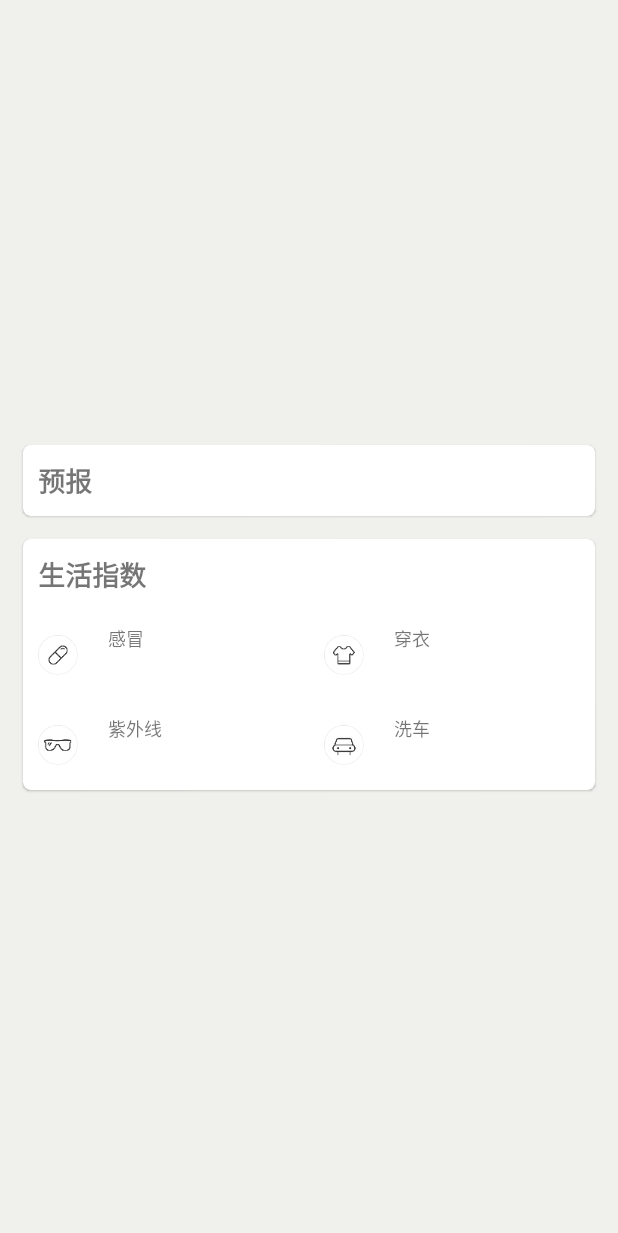
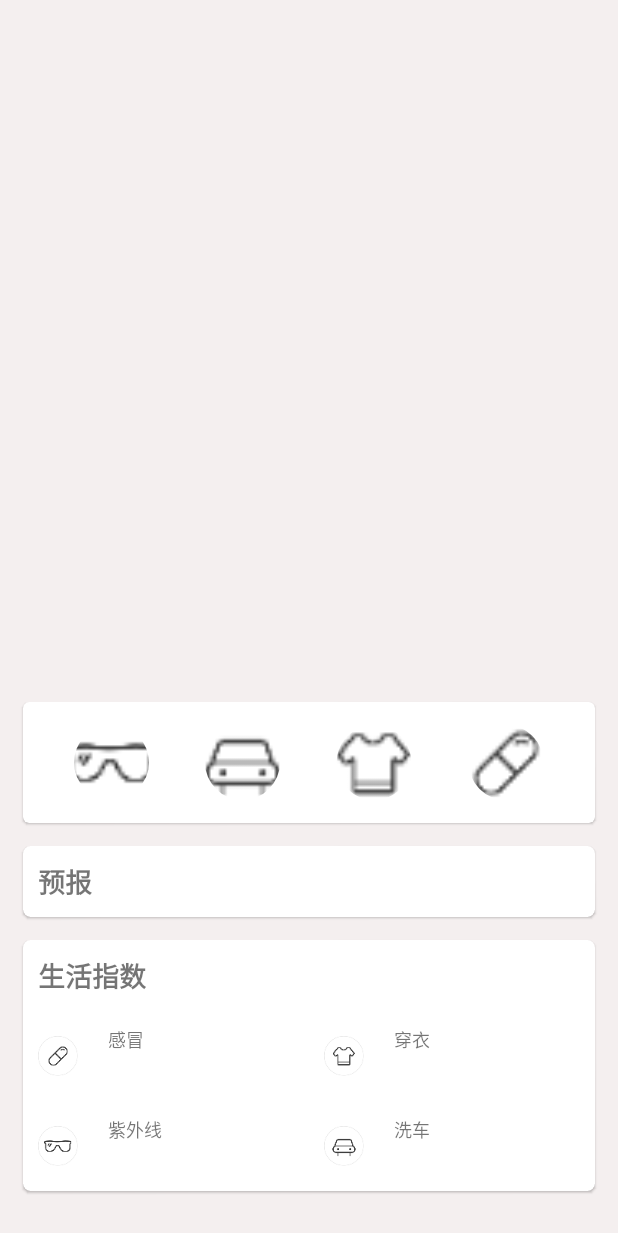
Before and after one commit to lizibeyond/SweetWeather, an Android app: the fragment SweetForecastFragment placed in its activity, on a phone screen of 412 x 824 dp. Shown: the top 1233 px of the screen. Run offline under Robolectric (Android 15) with nearby library versions, the phone set to English and light mode, and no system bars; our stand-ins replace CircleImageView; 2 statements that could not run were skipped.

Commit message:
添加纸娃娃webview修改启动方式

```diff
--- a/app/src/main/java/com/example/sweetweather/base/BaseActivity.kt
+++ b/app/src/main/java/com/example/sweetweather/base/BaseActivity.kt
@@ -10,7 +10,6 @@ import androidx.core.view.ViewCompat
 import androidx.core.view.WindowInsetsCompat
 
 open class BaseActivity : AppCompatActivity() {
-
     override fun onCreate(savedInstanceState: Bundle?) {
         //安卓28以上版本挖孔屏,适配全屏
         if (Build.VERSION.SDK_INT >= 28) {
--- a/app/src/main/java/com/example/sweetweather/consts/SweetUrlConsts.java
+++ b/app/src/main/java/com/example/sweetweather/consts/SweetUrlConsts.java
@@ -15,5 +15,5 @@ public class SweetUrlConsts {
     /**彩云天气URL**/
     public static final String CAIYUNCITYAXISURL = "https://api.caiyunapp.com/v2.5";
 
-
+    public static final String PAPERDOLLSURL = "https://mxd.dvg.cn/zhiwawa/";
 }
--- a/app/src/main/java/com/example/sweetweather/ui/sweetweather/WeatherAdapter.kt
+++ b/app/src/main/java/com/example/sweetweather/ui/sweetweather/WeatherAdapter.kt
@@ -5,15 +5,17 @@ import androidx.fragment.app.FragmentActivity
 import androidx.viewpager2.adapter.FragmentStateAdapter
 import com.example.sweetweather.ui.sweetweather.cubefragment.CubeFragment
 import com.example.sweetweather.ui.sweetweather.foreecastfragment.SweetForecastFragment
+import com.example.sweetweather.ui.sweetweather.paperdollsfragment.PaperDollsFragment
 import com.example.sweetweather.ui.sweetweather.weatherfragment.SweetWeatherFragment
 
 class WeatherAdapter(fa: FragmentActivity) : FragmentStateAdapter(fa) {
-    override fun getItemCount(): Int = 3
+    override fun getItemCount(): Int = 4
 
     override fun createFragment(position: Int): Fragment = when(position){
         0 -> SweetWeatherFragment()
         1 -> SweetForecastFragment()
-        2 -> CubeFragment()
+        2 -> PaperDollsFragment()
+        3 -> CubeFragment()
         else -> {
             SweetWeatherFragment()
         }
--- a/app/src/main/java/com/example/sweetweather/ui/sweetweather/WeatherRepository.kt
+++ b/app/src/main/java/com/example/sweetweather/ui/sweetweather/WeatherRepository.kt
@@ -57,4 +57,5 @@ object WeatherRepository {
         }))
         return liveData
     }
+
 }
--- a/app/src/main/java/com/example/sweetweather/ui/sweetweather/foreecastfragment/SweetForecastFragment.kt
+++ b/app/src/main/java/com/example/sweetweather/ui/sweetweather/foreecastfragment/SweetForecastFragment.kt
@@ -13,6 +13,7 @@ import com.example.sweetweather.R
 import com.example.sweetweather.log.SweetLog
 import com.example.sweetweather.model.getSky
 import com.example.sweetweather.ui.sweetweather.SweetWeatherActivity
+import de.hdodenhof.circleimageview.CircleImageView
 import java.text.SimpleDateFormat
 import java.util.Locale
 
@@ -20,7 +21,7 @@ import java.util.Locale
 class SweetForecastFragment : Fragment() {
     private val viewModel by lazy { ViewModelProvider(this)[ForecastFragmentViewModel::class.java] }
     private lateinit var weatherActivity: SweetWeatherActivity
-
+    private lateinit var paperDollsImg : CircleImageView
     override fun onCreateView(
         inflater: LayoutInflater,
         container: ViewGroup?,
@@ -33,10 +34,15 @@ class SweetForecastFragment : Fragment() {
         super.onViewCreated(view, savedInstanceState)
 
         val forecastFramelayout: LinearLayout = view.findViewById(R.id.forecast_linearlayout)
+        paperDollsImg = view.findViewById(R.id.paperdolls_btn)
+
 
         if (activity != null) {
             weatherActivity = activity as SweetWeatherActivity
             viewModel.getDailys(weatherActivity.cityAxis)
+
+            paperDollsImg.setOnClickListener {
+            }
 
             viewModel.dailys.observe(viewLifecycleOwner) {
                 val dailySize = it.result.daily.skycon.size
@@ -53,7 +59,7 @@ class SweetForecastFragment : Fragment() {
 
                     SweetLog.d(date.toString())
                     val temperature =
-                        dailys.temperature[i].min + " ~ " + dailys.temperature[i].max
+                        dailys.temperature[i].min.toInt().toString() + " ~ " + dailys.temperature[i].max.toInt() + " ℃"
                     view.findViewById<TextView>(R.id.forecast_temperature).text = temperature
 
                     view.findViewById<TextView>(R.id.forecast_date).text = date.toString()
@@ -84,4 +90,5 @@ class SweetForecastFragment : Fragment() {
         super.onResume()
         viewModel.getDailys(weatherActivity.cityAxis)
     }
+
 }
--- a/app/src/main/res/layout/forecast_item.xml
+++ b/app/src/main/res/layout/forecast_item.xml
@@ -25,6 +25,8 @@
         android:id="@+id/forecast_temperature"
         android:layout_weight="3"
         android:layout_width="0dp"
-        android:layout_height="wrap_content"/>
+        android:layout_height="wrap_content"
+        android:gravity="end"
+        android:paddingEnd="10dp" />
 
 </LinearLayout>
--- a/app/src/main/res/layout/fragment_wether_forecast_life.xml
+++ b/app/src/main/res/layout/fragment_wether_forecast_life.xml
@@ -4,7 +4,48 @@
     android:layout_height="match_parent"
     android:gravity="center"
     android:orientation="vertical"
-    android:background="#f0f0ed">
+    android:background="#F4EFEF">
+
+    <TextView
+        android:layout_weight="1"
+        android:layout_width="match_parent"
+        android:layout_height="0dp"/>
+
+    <com.google.android.material.card.MaterialCardView
+        android:layout_width="match_parent"
+        android:layout_height="wrap_content"
+        android:layout_marginLeft="15dp"
+        android:layout_marginRight="15dp">
+        <LinearLayout
+            android:layout_width="match_parent"
+            android:layout_height="wrap_content"
+            android:padding="15dp"
+            android:orientation="horizontal">
+            <de.hdodenhof.circleimageview.CircleImageView
+                android:id="@+id/paperdolls_btn"
+                android:layout_weight="1"
+                android:layout_width="0dp"
+                android:layout_height="50dp"
+                android:src="@drawable/ic_ultraviolet"/>
+            <de.hdodenhof.circleimageview.CircleImageView
+                android:id="@+id/cube_btn"
+                android:layout_weight="1"
+                android:layout_width="0dp"
+                android:layout_height="50dp"
+                android:src="@drawable/ic_carwashing"/>
+            <de.hdodenhof.circleimageview.CircleImageView
+                android:layout_weight="1"
+                android:layout_width="0dp"
+                android:layout_height="50dp"
+                android:src="@drawable/ic_dressing"/>
+            <de.hdodenhof.circleimageview.CircleImageView
+                android:layout_weight="1"
+                android:layout_width="0dp"
+                android:layout_height="50dp"
+                android:src="@drawable/ic_coldrisk"/>
+
+        </LinearLayout>
+    </com.google.android.material.card.MaterialCardView>
 
     <include layout="@layout/forecast"/>
 
--- a/app/src/main/res/layout/life.xml
+++ b/app/src/main/res/layout/life.xml
@@ -3,7 +3,10 @@
     xmlns:app="http://schemas.android.com/apk/res-auto"
     android:layout_width="match_parent"
     android:layout_height="wrap_content"
-    android:layout_margin="15dp"
+    android:layout_marginLeft="15dp"
+    android:layout_marginRight="15dp"
+    android:layout_marginTop="15dp"
+    android:layout_marginBottom="30dp"
     app:cardCornerRadius="5dp">
 
     <LinearLayout
```
Also changed, not shown: app/build.gradle (+7 -0 lines), app/src/main/AndroidManifest.xml (+21 -7 lines), app/src/main/java/com/example/sweetweather/application/BaseApplication.kt (+19 -0 lines), app/src/main/java/com/example/sweetweather/dao/SweetSave.java (+17 -0 lines), app/src/main/java/com/example/sweetweather/model/Dailys.java (+6 -6 lines), app/src/main/java/com/example/sweetweather/ui/sweetsplsh/SweetSplshActivity.kt (+20 -0 lines), app/src/main/java/com/example/sweetweather/ui/sweetweather/paperdollsfragment/PaperDollsFragment.kt (added, +89 -0 lines), app/src/main/java/com/example/sweetweather/ui/sweetweather/paperdollsfragment/PaperDollsViewModel.kt (added, +7 -0 lines), app/src/main/java/com/example/sweetweather/utils/SweetUtils.java (+16 -0 lines), app/src/main/res/layout/fragment_paper_dolls.xml (added, +26 -0 lines), app/src/main/res/xml/network_security_config.xml (added, +8 -0 lines).
